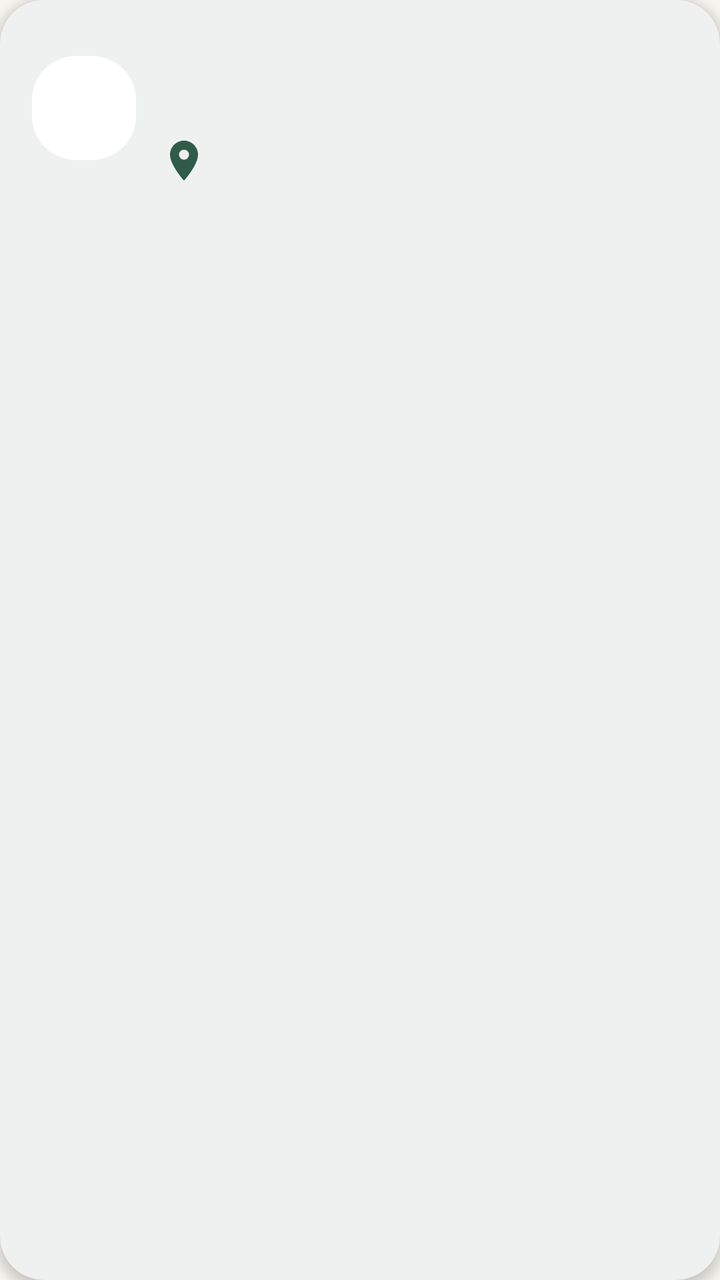
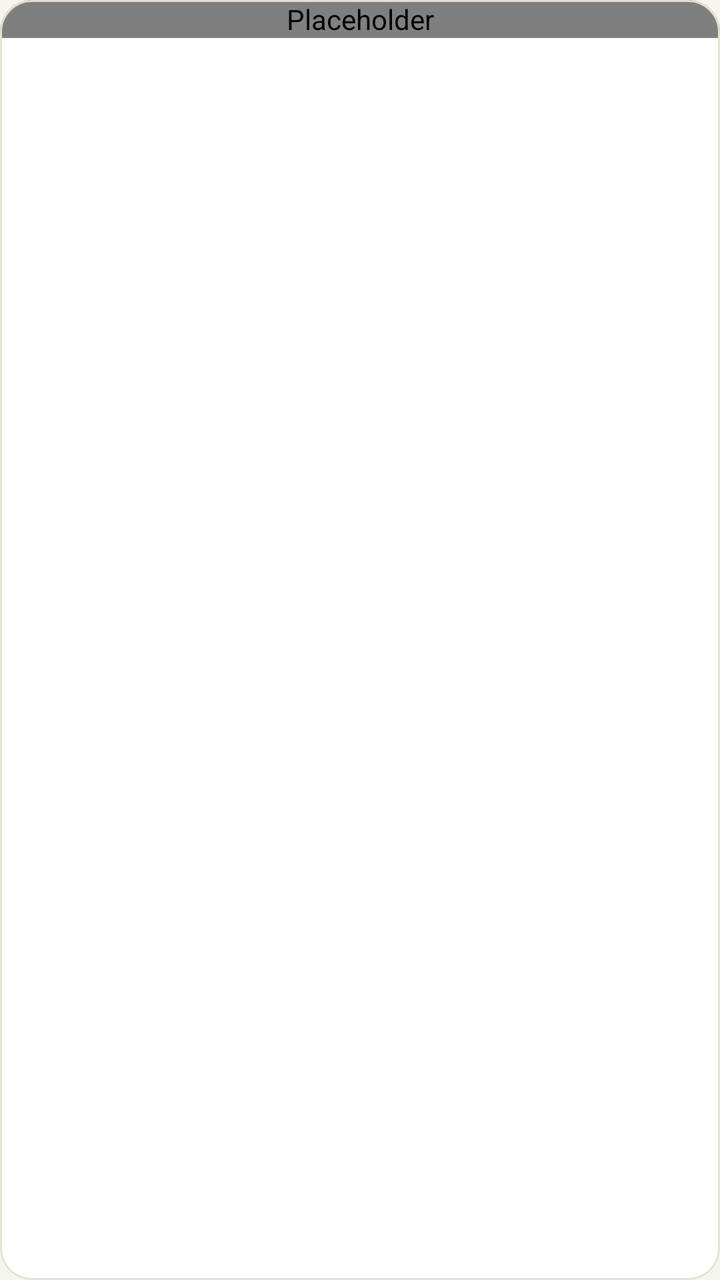

The first picture is an Android layout as it rendered before a commit; the second is the same layout after the commit. The layout source and the unified diff follow.
<!-- AndroidManifest.xml: application theme Theme.MIYAV -->
<!-- res/layout/item_walk_listing.xml -->
<?xml version="1.0" encoding="utf-8"?>
<com.google.android.material.card.MaterialCardView xmlns:android="http://schemas.android.com/apk/res/android"
    xmlns:app="http://schemas.android.com/apk/res-auto"
    android:layout_width="match_parent"
    android:layout_height="wrap_content"
    android:layout_marginStart="@dimen/space_xs"
    android:layout_marginTop="@dimen/space_md"
    android:layout_marginEnd="@dimen/space_xs"
    android:layout_marginBottom="@dimen/space_xs"
    android:clickable="true"
    android:focusable="true">

    <LinearLayout
        android:layout_width="match_parent"
        android:layout_height="wrap_content"
        android:gravity="center_vertical"
        android:orientation="horizontal"
        android:padding="@dimen/space_lg">

        <TextView
            android:id="@+id/speciesBadge"
            android:layout_width="52dp"
            android:layout_height="52dp"
            android:background="@drawable/bg_map_card"
            android:gravity="center"
            android:importantForAccessibility="no"
            android:textSize="26sp" />

        <LinearLayout
            android:layout_width="0dp"
            android:layout_height="wrap_content"
            android:layout_marginStart="@dimen/space_md"
            android:layout_marginEnd="@dimen/space_sm"
            android:layout_weight="1"
            android:orientation="vertical">

            <TextView
                android:id="@+id/titleView"
                android:layout_width="match_parent"
                android:layout_height="wrap_content"
                android:ellipsize="end"
                android:maxLines="1"
                android:textAppearance="@style/TextAppearance.Miyav.Headline" />

            <TextView
                android:id="@+id/timeView"
                android:layout_width="match_parent"
                android:layout_height="wrap_content"
                android:layout_marginTop="2dp"
                android:textAppearance="@style/TextAppearance.Miyav.Caption" />

            <TextView
                android:id="@+id/placeView"
                android:layout_width="match_parent"
                android:layout_height="wrap_content"
                android:layout_marginTop="2dp"
                android:drawablePadding="4dp"
                android:ellipsize="end"
                android:maxLines="1"
                android:textAppearance="@style/TextAppearance.Miyav.Caption"
                app:drawableStartCompat="@drawable/ic_location"
                app:drawableTint="@color/brand_coral" />

            <TextView
                android:id="@+id/statusView"
                android:layout_width="wrap_content"
                android:layout_height="wrap_content"
                android:layout_marginTop="@dimen/space_xs"
                android:background="@drawable/bg_map_card"
                android:backgroundTint="@color/pastel_mint"
                android:paddingStart="@dimen/space_sm"
                android:paddingTop="2dp"
                android:paddingEnd="@dimen/space_sm"
                android:paddingBottom="2dp"
                android:textAppearance="@style/TextAppearance.Miyav.Badge"
                android:visibility="gone" />
        </LinearLayout>

        <LinearLayout
            android:layout_width="wrap_content"
            android:layout_height="wrap_content"
            android:gravity="end"
            android:orientation="vertical">

            <TextView
                android:id="@+id/priceView"
                android:layout_width="wrap_content"
                android:layout_height="wrap_content"
                android:textAppearance="@style/TextAppearance.Miyav.Headline"
                android:textColor="@color/brand_coral" />

            <TextView
                android:id="@+id/totalView"
                android:layout_width="wrap_content"
                android:layout_height="wrap_content"
                android:textAppearance="@style/TextAppearance.Miyav.Caption" />
        </LinearLayout>
    </LinearLayout>
</com.google.android.material.card.MaterialCardView>
<!-- resources referenced by this layout -->
<resources>
  <dimen name="space_lg">16dp</dimen>
  <dimen name="space_md">12dp</dimen>
  <dimen name="space_sm">8dp</dimen>
  <dimen name="space_xs">4dp</dimen>
  <!-- drawable ic_location (drawable) -->
  <?xml version="1.0" encoding="utf-8"?>
  <vector xmlns:android="http://schemas.android.com/apk/res/android"
      android:width="24dp"
      android:height="24dp"
      android:tint="?attr/colorControlNormal"
      android:viewportWidth="24"
      android:viewportHeight="24">
      <path
          android:fillColor="@android:color/white"
          android:pathData="M12,2C8.13,2 5,5.13 5,9c0,5.25 7,13 7,13s7,-7.75 7,-13c0,-3.87 -3.13,-7 -7,-7zM12,11.5c-1.38,0 -2.5,-1.12 -2.5,-2.5s1.12,-2.5 2.5,-2.5 2.5,1.12 2.5,2.5 -1.12,2.5 -2.5,2.5z" />
  </vector>
  <style name="TextAppearance.Miyav.Caption" parent="TextAppearance.Material3.BodyMedium">
          <item name="android:textColor">@color/text_secondary</item>
      </style>
  <style name="Theme.MIYAV" parent="Theme.Material3.Light.NoActionBar">
          <item name="colorPrimary">@color/brand_coral</item>
          <item name="colorOnPrimary">@color/text_on_brand</item>
          <item name="colorPrimaryContainer">@color/pastel_mint</item>
          <item name="colorOnPrimaryContainer">@color/brand_coral_dark</item>
          <item name="colorSecondary">@color/brand_lavender</item>
          <item name="colorOnSecondary">@color/text_on_brand</item>
          <item name="colorSecondaryContainer">@color/pastel_lavender</item>
          <item name="colorOnSecondaryContainer">@color/text_primary</item>
          <item name="colorTertiary">@color/brand_mint</item>
          <item name="colorTertiaryContainer">@color/pastel_mint</item>
          <item name="colorSurface">@color/surface</item>
          <item name="colorOnSurface">@color/text_primary</item>
          <item name="colorSurfaceVariant">@color/surface_muted</item>
          <item name="colorOnSurfaceVariant">@color/text_secondary</item>
          <item name="colorSurfaceContainer">@color/surface</item>
          <item name="colorSurfaceContainerLow">@color/surface</item>
          <item name="colorSurfaceContainerHigh">@color/surface</item>
          <item name="colorSurfaceContainerHighest">@color/surface_muted</item>
          <item name="colorOutline">@color/outline</item>
          <item name="colorOutlineVariant">@color/outline</item>
          <item name="colorError">@color/error</item>
          <item name="android:colorBackground">@color/bg_app</item>
          <item name="android:windowBackground">@color/bg_app</item>
          <item name="android:statusBarColor">@android:color/transparent</item>
          <item name="android:navigationBarColor">@android:color/transparent</item>
          <item name="android:windowLightStatusBar">true</item>
          <item name="android:windowLightNavigationBar" tools:targetApi="27">true</item>
          <item name="android:enforceNavigationBarContrast" tools:targetApi="29">false</item>
          <item name="textInputStyle">@style/Widget.Miyav.TextInput</item>
          <item name="materialButtonStyle">@style/Widget.Miyav.Button</item>
          <item name="materialButtonOutlinedStyle">@style/Widget.Miyav.Button.Outlined</item>
          <item name="borderlessButtonStyle">@style/Widget.Miyav.Button.Text</item>
          <item name="materialCardViewStyle">@style/Widget.Miyav.Card</item>
          <item name="bottomNavigationStyle">@style/Widget.Miyav.BottomNavigation</item>
          <item name="toolbarStyle">@style/Widget.Miyav.Toolbar</item>
          <item name="materialAlertDialogTheme">@style/ThemeOverlay.Miyav.Dialog</item>
          <item name="bottomSheetDialogTheme">@style/ThemeOverlay.Miyav.BottomSheet</item>
          <item name="chipStyle">@style/Widget.Miyav.Chip</item>
      </style>
  <style name="Widget.Miyav.Card" parent="Widget.Material3.CardView.Elevated">
          <item name="cardBackgroundColor">@color/surface</item>
          <item name="cardCornerRadius">@dimen/radius_lg</item>
          <item name="cardElevation">@dimen/elevation_card</item>
          <item name="strokeWidth">0dp</item>
      </style>
  <dimen name="elevation_card">3dp</dimen>
  <!-- unchanged entries left out for length: 36 -->
</resources>

<!-- the commit's change to res/layout/item_walk_listing.xml (unified diff, before → after) -->
@@ -3,97 +3,111 @@
     xmlns:app="http://schemas.android.com/apk/res-auto"
     android:layout_width="match_parent"
     android:layout_height="wrap_content"
-    android:layout_marginStart="@dimen/space_xs"
-    android:layout_marginTop="@dimen/space_md"
-    android:layout_marginEnd="@dimen/space_xs"
-    android:layout_marginBottom="@dimen/space_xs"
+    android:layout_margin="5dp"
     android:clickable="true"
-    android:focusable="true">
+    android:focusable="true"
+    app:cardCornerRadius="@dimen/radius_md">
 
     <LinearLayout
         android:layout_width="match_parent"
         android:layout_height="wrap_content"
-        android:gravity="center_vertical"
-        android:orientation="horizontal"
-        android:padding="@dimen/space_lg">
+        android:orientation="vertical">
 
-        <TextView
-            android:id="@+id/speciesBadge"
-            android:layout_width="52dp"
-            android:layout_height="52dp"
-            android:background="@drawable/bg_map_card"
-            android:gravity="center"
-            android:importantForAccessibility="no"
-            android:textSize="26sp" />
+        <FrameLayout
+            android:id="@+id/header"
+            android:layout_width="match_parent"
+            android:layout_height="wrap_content">
+
+            <az.miyav.android.ui.widget.ListingPhotoView
+                android:id="@+id/photoView"
+                android:layout_width="match_parent"
+                android:layout_height="wrap_content"
+                android:contentDescription="@null"
+                android:scaleType="centerCrop" />
+
+            <TextView
+                android:id="@+id/speciesBadge"
+                android:layout_width="match_parent"
+                android:layout_height="match_parent"
+                android:gravity="center"
+                android:importantForAccessibility="no"
+                android:textSize="40sp" />
+
+            <TextView
+                android:id="@+id/statusView"
+                android:layout_width="wrap_content"
+                android:layout_height="wrap_content"
+                android:layout_gravity="top|start"
+                android:layout_margin="6dp"
+                android:background="@drawable/bg_map_card"
+                android:paddingStart="6dp"
+                android:paddingTop="2dp"
+                android:paddingEnd="6dp"
+                android:paddingBottom="2dp"
+                android:textAppearance="@style/TextAppearance.Miyav.Badge"
+                android:textSize="11sp"
+                android:visibility="gone" />
+        </FrameLayout>
 
         <LinearLayout
-            android:layout_width="0dp"
+            android:layout_width="match_parent"
             android:layout_height="wrap_content"
-            android:layout_marginStart="@dimen/space_md"
-            android:layout_marginEnd="@dimen/space_sm"
-            android:layout_weight="1"
-            android:orientation="vertical">
+            android:orientation="vertical"
+            android:paddingStart="10dp"
+            android:paddingTop="8dp"
+            android:paddingEnd="10dp"
+            android:paddingBottom="10dp">
+
+            <TextView
+                android:id="@+id/priceView"
+                android:layout_width="match_parent"
+                android:layout_height="wrap_content"
+                android:ellipsize="end"
+                android:maxLines="1"
+                android:textColor="@color/brand_coral_dark"
+                android:textSize="15sp"
+                android:textStyle="bold" />
 
             <TextView
                 android:id="@+id/titleView"
                 android:layout_width="match_parent"
                 android:layout_height="wrap_content"
+                android:layout_marginTop="2dp"
                 android:ellipsize="end"
                 android:maxLines="1"
-                android:textAppearance="@style/TextAppearance.Miyav.Headline" />
+                android:textColor="@color/text_primary"
+                android:textSize="14sp"
+                android:textStyle="bold" />
 
             <TextView
                 android:id="@+id/timeView"
                 android:layout_width="match_parent"
                 android:layout_height="wrap_content"
                 android:layout_marginTop="2dp"
-                android:textAppearance="@style/TextAppearance.Miyav.Caption" />
+                android:ellipsize="end"
+                android:maxLines="1"
+                android:textColor="@color/text_primary"
+                android:textSize="12sp" />
 
             <TextView
                 android:id="@+id/placeView"
                 android:layout_width="match_parent"
                 android:layout_height="wrap_content"
                 android:layout_marginTop="2dp"
-                android:drawablePadding="4dp"
                 android:ellipsize="end"
                 android:maxLines="1"
-                android:textAppearance="@style/TextAppearance.Miyav.Caption"
-                app:drawableStartCompat="@drawable/ic_location"
-                app:drawableTint="@color/brand_coral" />
-
-            <TextView
-                android:id="@+id/statusView"
-                android:layout_width="wrap_content"
-                android:layout_height="wrap_content"
-                android:layout_marginTop="@dimen/space_xs"
-                android:background="@drawable/bg_map_card"
-                android:backgroundTint="@color/pastel_mint"
-                android:paddingStart="@dimen/space_sm"
-                android:paddingTop="2dp"
-                android:paddingEnd="@dimen/space_sm"
-                android:paddingBottom="2dp"
-                android:textAppearance="@style/TextAppearance.Miyav.Badge"
-                android:visibility="gone" />
-        </LinearLayout>
-
-        <LinearLayout
-            android:layout_width="wrap_content"
-            android:layout_height="wrap_content"
-            android:gravity="end"
-            android:orientation="vertical">
-
-            <TextView
-                android:id="@+id/priceView"
-                android:layout_width="wrap_content"
-                android:layout_height="wrap_content"
-                android:textAppearance="@style/TextAppearance.Miyav.Headline"
-                android:textColor="@color/brand_coral" />
+                android:textColor="@color/text_secondary"
+                android:textSize="12sp" />
 
             <TextView
                 android:id="@+id/totalView"
-                android:layout_width="wrap_content"
+                android:layout_width="match_parent"
                 android:layout_height="wrap_content"
-                android:textAppearance="@style/TextAppearance.Miyav.Caption" />
+                android:layout_marginTop="2dp"
+                android:ellipsize="end"
+                android:maxLines="1"
+                android:textColor="@color/text_secondary"
+                android:textSize="11sp" />
         </LinearLayout>
     </LinearLayout>
 </com.google.android.material.card.MaterialCardView>
<!-- resource entries referenced after the edit -->
@@ -1,24 +1,5 @@
 <!-- resources referenced by this layout -->
 <resources>
-  <dimen name="space_lg">16dp</dimen>
-  <dimen name="space_md">12dp</dimen>
-  <dimen name="space_sm">8dp</dimen>
-  <dimen name="space_xs">4dp</dimen>
-  <!-- drawable ic_location (drawable) -->
-  <?xml version="1.0" encoding="utf-8"?>
-  <vector xmlns:android="http://schemas.android.com/apk/res/android"
-      android:width="24dp"
-      android:height="24dp"
-      android:tint="?attr/colorControlNormal"
-      android:viewportWidth="24"
-      android:viewportHeight="24">
-      <path
-          android:fillColor="@android:color/white"
-          android:pathData="M12,2C8.13,2 5,5.13 5,9c0,5.25 7,13 7,13s7,-7.75 7,-13c0,-3.87 -3.13,-7 -7,-7zM12,11.5c-1.38,0 -2.5,-1.12 -2.5,-2.5s1.12,-2.5 2.5,-2.5 2.5,1.12 2.5,2.5 -1.12,2.5 -2.5,2.5z" />
-  </vector>
-  <style name="TextAppearance.Miyav.Caption" parent="TextAppearance.Material3.BodyMedium">
-          <item name="android:textColor">@color/text_secondary</item>
-      </style>
   <style name="Theme.MIYAV" parent="Theme.Material3.Light.NoActionBar">
           <item name="colorPrimary">@color/brand_coral</item>
           <item name="colorOnPrimary">@color/text_on_brand</item>
@@ -53,19 +34,21 @@
           <item name="materialButtonOutlinedStyle">@style/Widget.Miyav.Button.Outlined</item>
           <item name="borderlessButtonStyle">@style/Widget.Miyav.Button.Text</item>
           <item name="materialCardViewStyle">@style/Widget.Miyav.Card</item>
+          <item name="elevationOverlayEnabled">false</item>
           <item name="bottomNavigationStyle">@style/Widget.Miyav.BottomNavigation</item>
           <item name="toolbarStyle">@style/Widget.Miyav.Toolbar</item>
           <item name="materialAlertDialogTheme">@style/ThemeOverlay.Miyav.Dialog</item>
           <item name="bottomSheetDialogTheme">@style/ThemeOverlay.Miyav.BottomSheet</item>
           <item name="chipStyle">@style/Widget.Miyav.Chip</item>
       </style>
-  <style name="Widget.Miyav.Card" parent="Widget.Material3.CardView.Elevated">
+  <style name="Widget.Miyav.Card" parent="Widget.Material3.CardView.Outlined">
           <item name="cardBackgroundColor">@color/surface</item>
           <item name="cardCornerRadius">@dimen/radius_lg</item>
-          <item name="cardElevation">@dimen/elevation_card</item>
-          <item name="strokeWidth">0dp</item>
+          <item name="cardElevation">0dp</item>
+          <item name="strokeWidth">1dp</item>
+          <item name="strokeColor">@color/card_stroke</item>
       </style>
-  <dimen name="elevation_card">3dp</dimen>
+  <color name="card_stroke">#E6E1D5</color>
   <!-- unchanged entries left out for length: 36 -->
 </resources>
 
